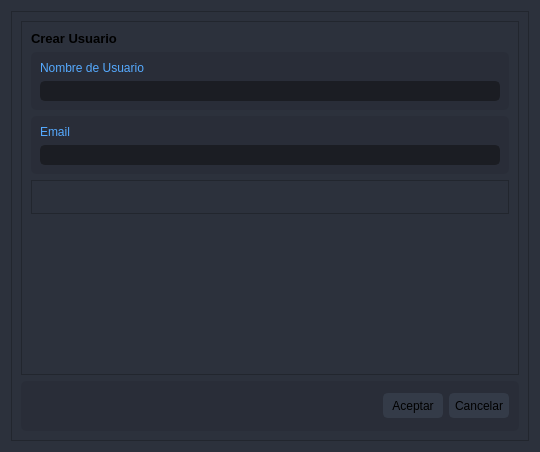
This is visuals/formUser.ui in dariolggomez/HEATS-BOARD as Qt 5 draws it before an edit. The edited form follows.
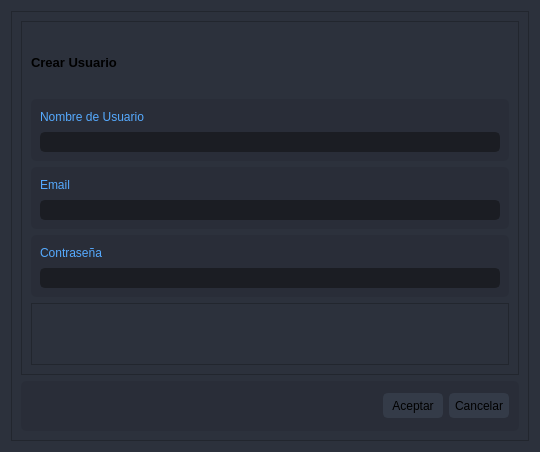
This is the edited form. Icons and pictures are not drawn.

Commit message: updated create user with password parameter

Patch:
```diff
--- a/visuals/formUser.ui
+++ b/visuals/formUser.ui
@@ -246,7 +246,7 @@
         <property name="frameShadow">
          <enum>QFrame::Raised</enum>
         </property>
-        <layout class="QVBoxLayout" name="verticalLayout_5">
+        <layout class="QVBoxLayout" name="verticalLayout_6">
          <item>
           <widget class="QLabel" name="label_4">
            <property name="font">
@@ -363,6 +363,57 @@
            </layout>
           </widget>
          </item>
+         <item>
+          <widget class="QFrame" name="frame_4">
+           <property name="styleSheet">
+            <string notr="true">background-color: rgb(41, 45, 56);
+border-radius: 5px;
+</string>
+           </property>
+           <property name="frameShape">
+            <enum>QFrame::StyledPanel</enum>
+           </property>
+           <property name="frameShadow">
+            <enum>QFrame::Raised</enum>
+           </property>
+           <layout class="QVBoxLayout" name="verticalLayout_7">
+            <item>
+             <widget class="QLabel" name="label_5">
+              <property name="maximumSize">
+               <size>
+                <width>16777215</width>
+                <height>25</height>
+               </size>
+              </property>
+              <property name="styleSheet">
+               <string notr="true">color: rgb(85, 170, 255);</string>
+              </property>
+              <property name="text">
+               <string>Contraseña</string>
+              </property>
+             </widget>
+            </item>
+            <item>
+             <widget class="QLineEdit" name="passwordLineEdit">
+              <property name="styleSheet">
+               <string notr="true">QLineEdit {
+	background-color: rgb(27, 29, 35);
+	border-radius: 5px;
+	border: 2px solid rgb(27, 29, 35);
+	padding-left: 10px;
+}
+QLineEdit:hover {
+	border: 2px solid rgb(64, 71, 88);
+}
+QLineEdit:focus {
+	border: 2px solid rgb(91, 101, 124);
+}</string>
+              </property>
+             </widget>
+            </item>
+           </layout>
+          </widget>
+         </item>
          <item>
           <widget class="QFrame" name="frame_3">
            <property name="frameShape">
@@ -371,7 +422,7 @@
            <property name="frameShadow">
             <enum>QFrame::Raised</enum>
            </property>
-           <layout class="QVBoxLayout" name="verticalLayout_6">
+           <layout class="QVBoxLayout" name="verticalLayout_8">
             <item>
              <widget class="QLabel" name="errorLabel">
               <property name="enabled">
@@ -395,19 +446,6 @@
            </layout>
           </widget>
          </item>
-         <item>
-          <spacer name="verticalSpacer">
-           <property name="orientation">
-            <enum>Qt::Vertical</enum>
-           </property>
-           <property name="sizeHint" stdset="0">
-            <size>
-             <width>20</width>
-             <height>104</height>
-            </size>
-           </property>
-          </spacer>
-         </item>
         </layout>
        </widget>
       </item>
```
The commit also changes 4 other files.
